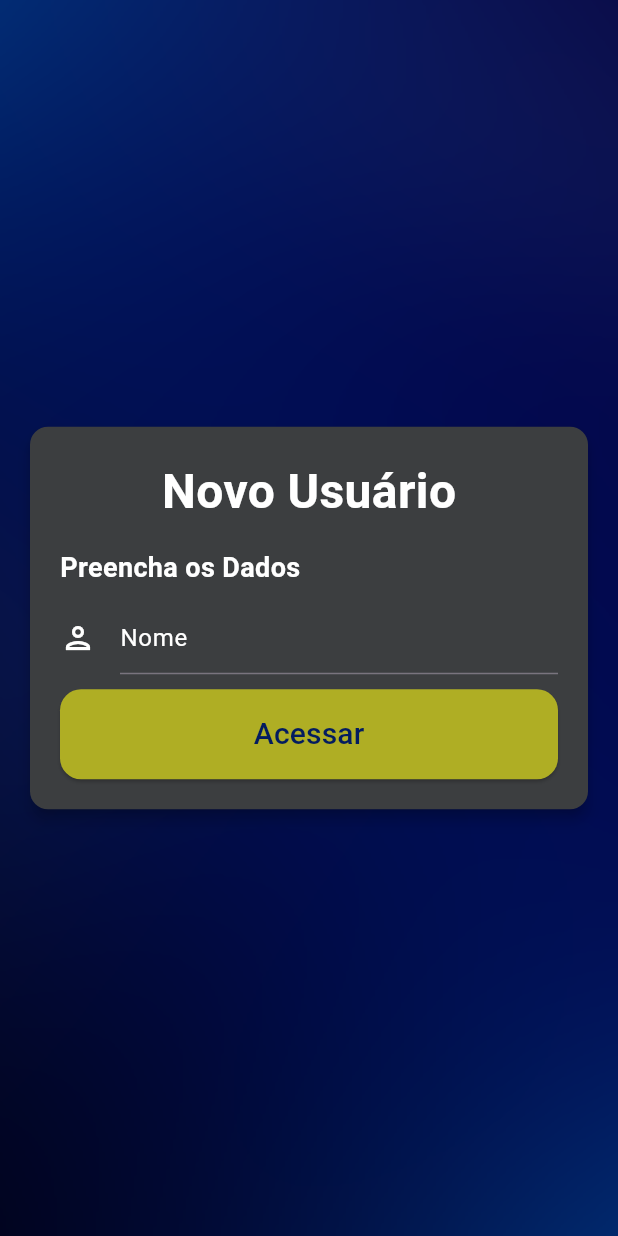
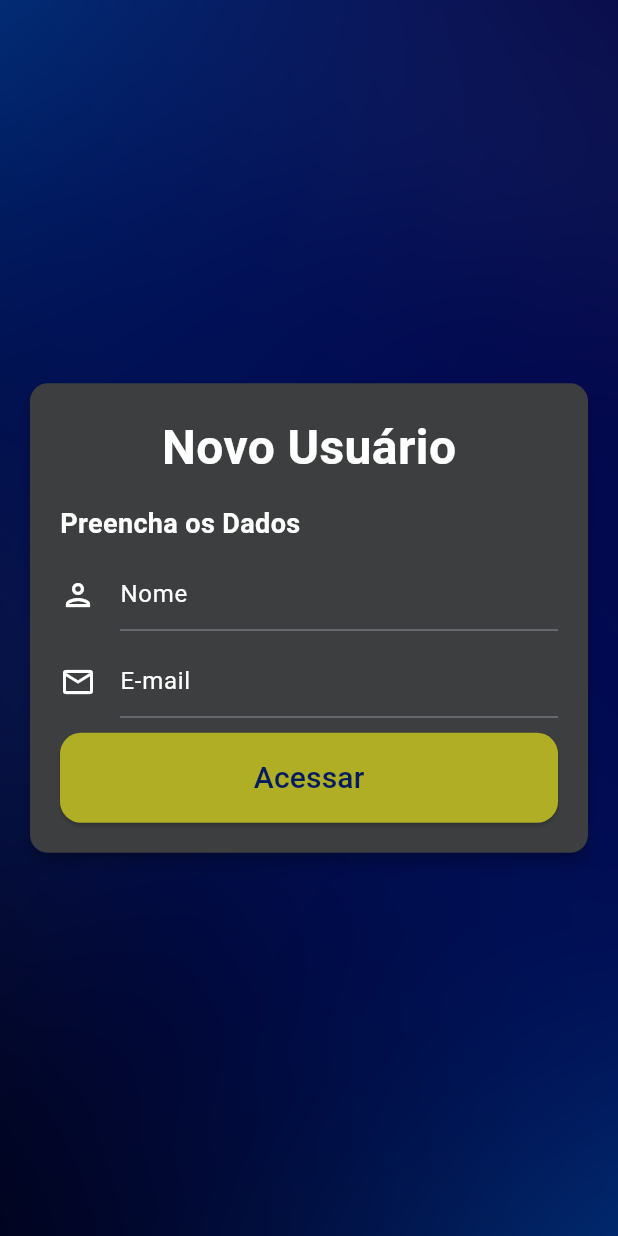
Before and after one commit to Rodrigofeob/fluxolivrerodrigo, a Flutter app: the CadUsuarioPage screen opened by its route, on a phone screen of 412 x 824 dp. Run offline on Flutter 3.47's test engine with Material 3 defaults, Android fonts, the phone set to English and light mode, and no system bars; missing offline and left inert: validatorless.

```diff
--- a/lib/src/pages/cad_usuario_page.dart
+++ b/lib/src/pages/cad_usuario_page.dart
@@ -12,6 +12,7 @@ class CadUsuarioPage extends StatefulWidget {
 class _CadUsuarioPageState extends State<CadUsuarioPage> {
   final _formKey = GlobalKey<FormState>();
   final _nomeController = TextEditingController();
+  final _emailController = TextEditingController();
 
   void _cadastrar() {
     if (_formKey.currentState!.validate()) {
@@ -74,6 +75,18 @@ class _CadUsuarioPageState extends State<CadUsuarioPage> {
                         validator: Validatorless.required('Campo Obrigatorio'),
                       ),
                       const SizedBox(height: 10),
+                      InputLoginWidget(
+                        controller: _emailController,
+                        icon: Icons.email_outlined,
+                        hint: 'E-mail',
+                        validator: Validatorless.multiple([
+                          Validatorless.required('Campo Obrigatório'),
+                          Validatorless.email('E-mail Invalido!'),
+                        ]),
+                      ),
+
+                      const SizedBox(height: 10),
+
                       ElevatedButton(
                         style: ElevatedButton.styleFrom(
                           backgroundColor: const Color(0xFFAFAE24),
```
